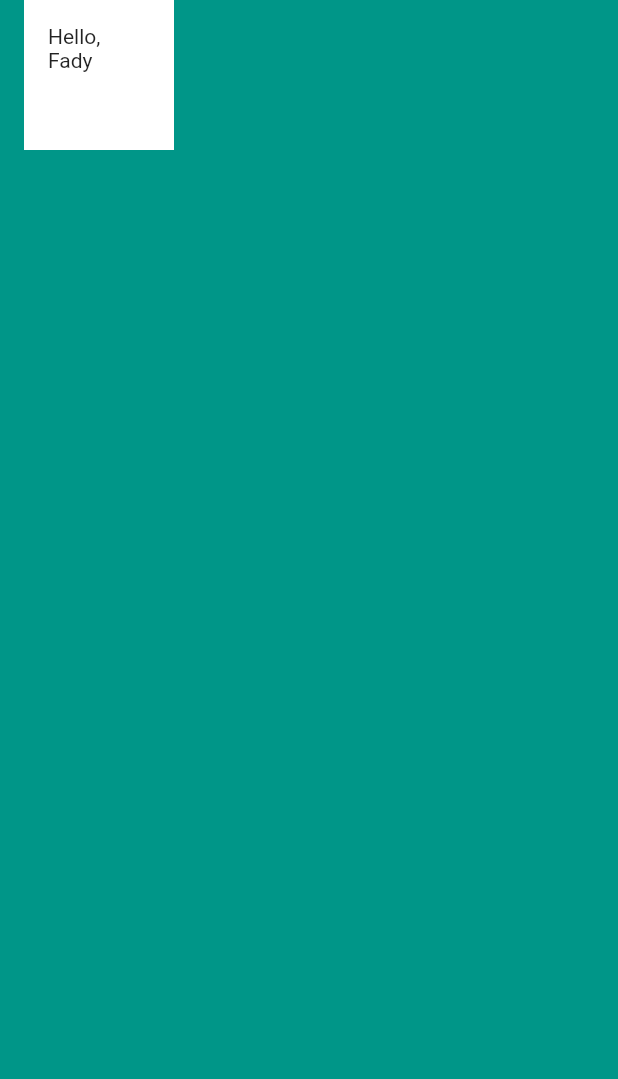
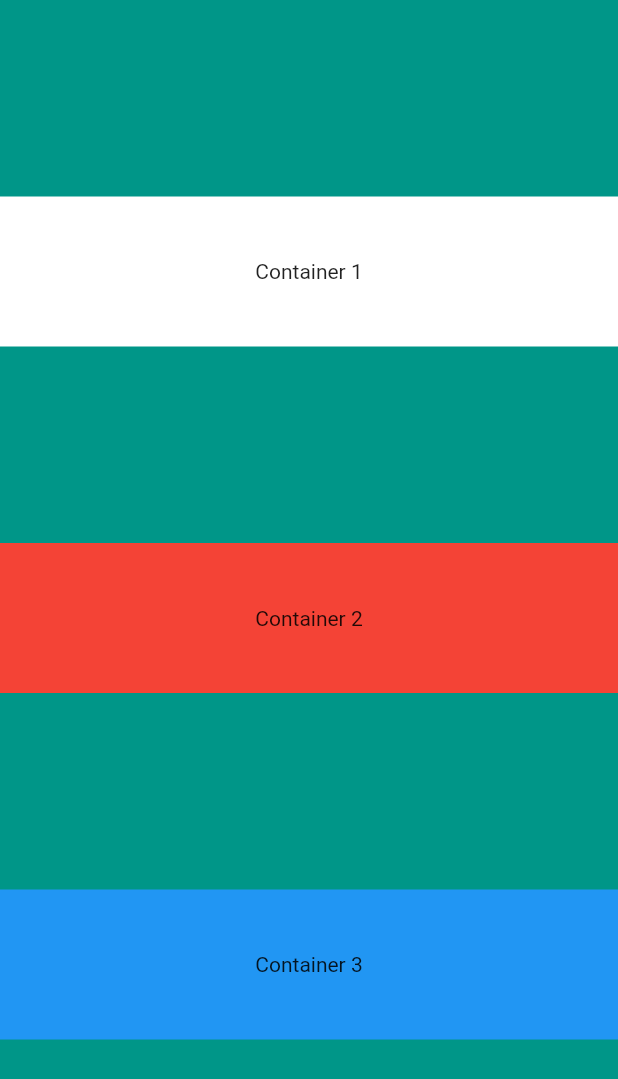
Before and after one commit to FadyFawzyOfficial/mi_card, a Flutter app: the screen it shows after launch, on a phone screen of 412 x 824 dp. Shown: the top 1079 px of the screen. Run offline on Flutter 3.47's test engine with Material 2 defaults, Android fonts, the phone set to English and light mode, and no system bars.

Commit message:
3. Layout Column and Row Widgets (How to use?)

```diff
--- a/lib/main.dart
+++ b/lib/main.dart
@@ -11,13 +11,29 @@ class MyApp extends StatelessWidget {
       home: Scaffold(
         backgroundColor: Colors.teal,
         body: SafeArea(
-          child: Container(
-            width: 100,
-            height: 100,
-            margin: const EdgeInsets.only(left: 16),
-            padding: const EdgeInsets.all(16),
-            color: Colors.white,
-            child: const Text('Hello, Fady'),
+          child: Column(
+            mainAxisAlignment: MainAxisAlignment.spaceEvenly,
+            crossAxisAlignment: CrossAxisAlignment.stretch,
+            children: [
+              Container(
+                height: 100,
+                color: Colors.white,
+                alignment: Alignment.center,
+                child: const Text('Container 1'),
+              ),
+              Container(
+                height: 100,
+                color: Colors.red,
+                alignment: Alignment.center,
+                child: const Text('Container 2'),
+              ),
+              Container(
+                height: 100,
+                color: Colors.blue,
+                alignment: Alignment.center,
+                child: const Text('Container 3'),
+              ),
+            ],
           ),
         ),
       ),
```
